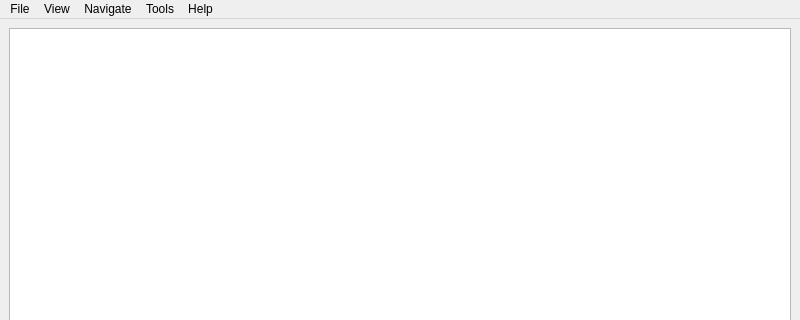
Before: the Qt Designer form mainwindow.ui in OlegGavri/RReader, drawn with Qt 5; both pictures show x 0 to 800 and y 0 to 320 of the 800 by 600 pixel window.
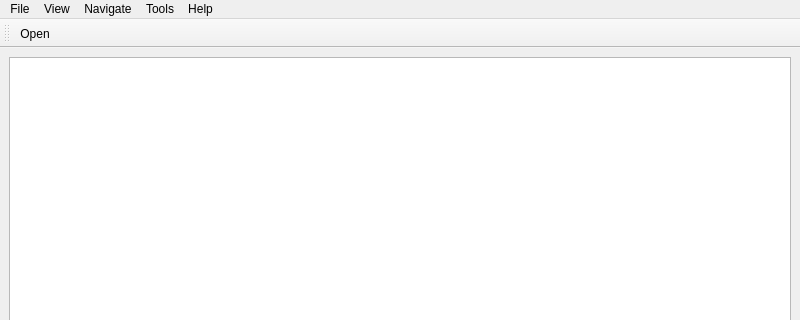
After: the same form once the commit is applied. Icons and pictures are not drawn.

Commit message: Add actionOpen icon

```diff
--- a/mainwindow.ui
+++ b/mainwindow.ui
@@ -241,6 +241,18 @@
    <addaction name="menuHelp"/>
   </widget>
   <widget class="QStatusBar" name="statusbar"/>
+  <widget class="QToolBar" name="toolBar">
+   <property name="windowTitle">
+    <string>toolBar</string>
+   </property>
+   <attribute name="toolBarArea">
+    <enum>TopToolBarArea</enum>
+   </attribute>
+   <attribute name="toolBarBreak">
+    <bool>false</bool>
+   </attribute>
+   <addaction name="actionOpen"/>
+  </widget>
   <action name="actionOpen">
    <property name="icon">
     <iconset theme="document-open">
```
Left out of the diff: 8 changed lines with no effect on the pictures. The commit also changes 3 other files.
